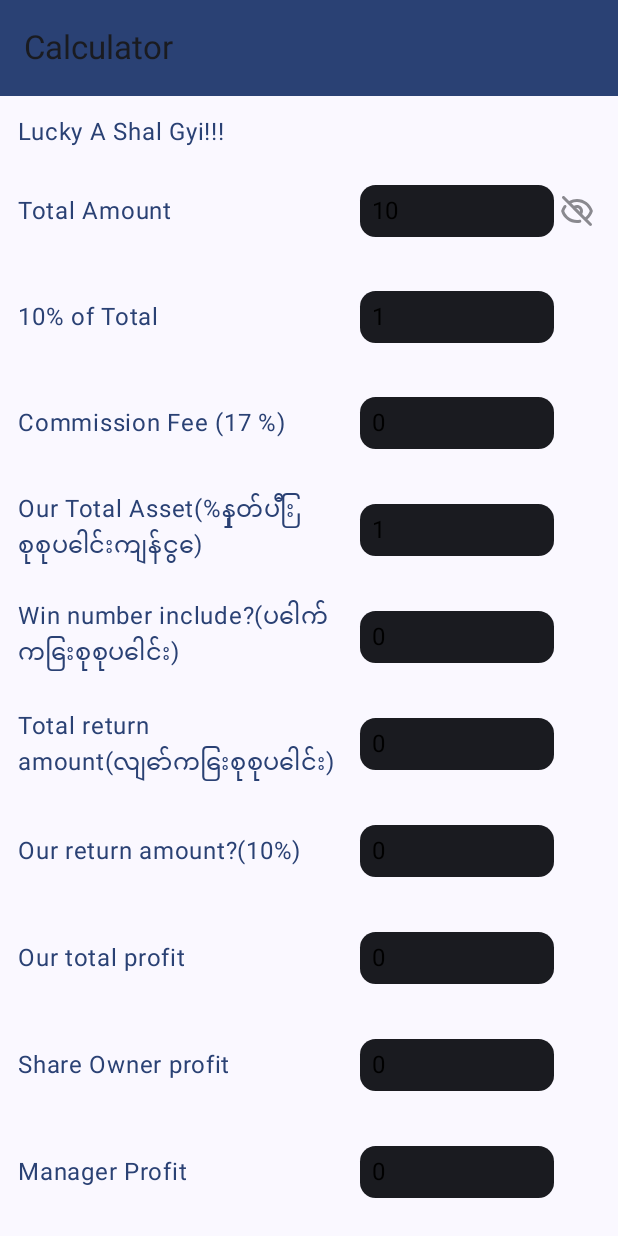
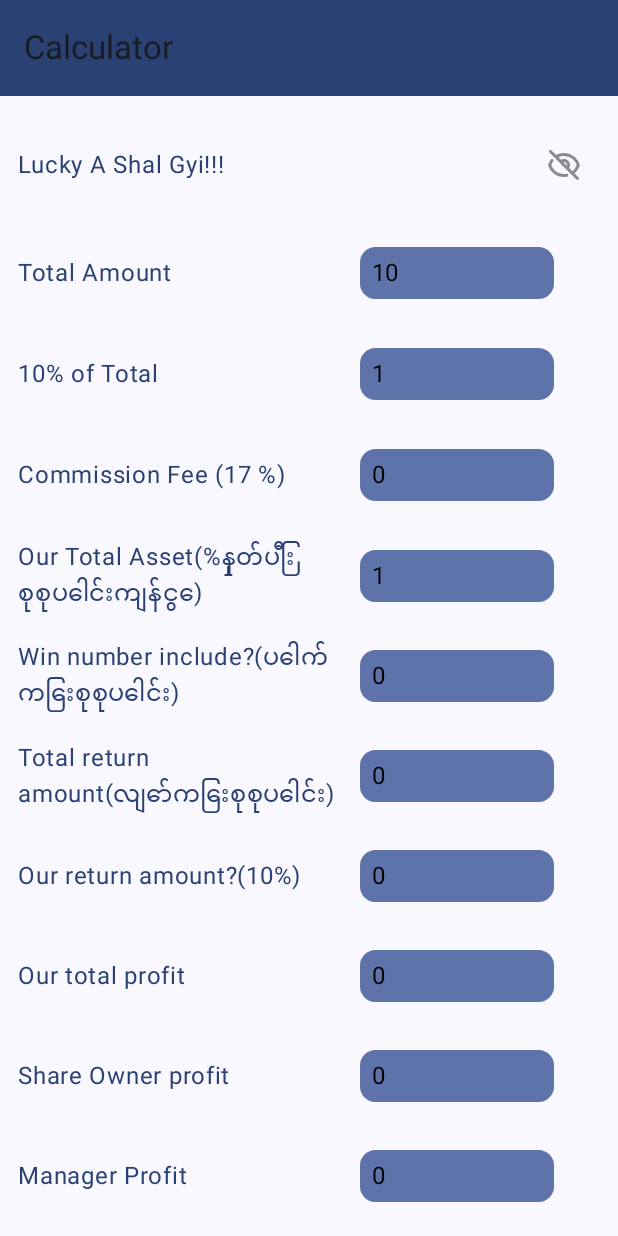
Before and after one commit to kyawlinnthant/TNT, an Android app built with Jetpack Compose: the screen it shows after launch (MainActivity), on a phone screen of 412 x 824 dp. Run offline under Robolectric (Android 15) with nearby library versions, the phone set to English and light mode, and no system bars; our stand-ins replace Dagger/Hilt's generated code, Timber.

Commit message:
update ui and ux

```diff
--- a/app/src/main/java/mdy/klt/myatmyat/ui/Calculator.kt
+++ b/app/src/main/java/mdy/klt/myatmyat/ui/Calculator.kt
@@ -1,18 +1,24 @@
 package mdy.klt.myatmyat.ui
 
-import android.opengl.Visibility
 import androidx.compose.foundation.background
 import androidx.compose.foundation.layout.*
 import androidx.compose.foundation.shape.RoundedCornerShape
 import androidx.compose.foundation.text.BasicTextField
+import androidx.compose.foundation.text.KeyboardActions
 import androidx.compose.foundation.text.KeyboardOptions
-import androidx.compose.material.icons.materialIcon
 import androidx.compose.material3.*
 import androidx.compose.runtime.*
 import androidx.compose.ui.Alignment
+import androidx.compose.ui.ExperimentalComposeUiApi
 import androidx.compose.ui.Modifier
+import androidx.compose.ui.focus.FocusRequester
+import androidx.compose.ui.focus.focusRequester
+import androidx.compose.ui.focus.onFocusChanged
+import androidx.compose.ui.platform.LocalSoftwareKeyboardController
+import androidx.compose.ui.platform.SoftwareKeyboardController
 import androidx.compose.ui.res.painterResource
 import androidx.compose.ui.text.TextStyle
+import androidx.compose.ui.text.input.ImeAction
 import androidx.compose.ui.text.input.KeyboardType
 import androidx.compose.ui.text.input.PasswordVisualTransformation
 import androidx.compose.ui.text.input.VisualTransformation
@@ -22,9 +28,9 @@ import mdy.klt.myatmyat.R
 import kotlin.math.roundToInt
 
 
-@OptIn(ExperimentalMaterial3Api::class)
+@OptIn(ExperimentalMaterial3Api::class, ExperimentalComposeUiApi::class)
 @Composable
-fun Calculator(name: String){
+fun Calculator(name: String) {
     var total by remember { mutableStateOf("10") }
     var percentOfTotal by remember {
         mutableStateOf("0")
@@ -65,9 +71,10 @@ fun Calculator(name: String){
         mutableStateOf(true)
     }
 
-    var icon= if(passwordVisibility)
+    val icon = if (passwordVisibility)
         painterResource(id = R.drawable.ic_eye_close)
     else painterResource(id = R.drawable.ic_eye_on)
+
 
     percentOfTotal = if (total.isEmpty()) {
         0
@@ -113,20 +120,16 @@ fun Calculator(name: String){
             colors = TopAppBarDefaults.smallTopAppBarColors(MaterialTheme.colorScheme.primary)
         )
     }) {
-        Column(modifier = Modifier
+        Column(
+            modifier = Modifier
                 .padding(it)
-            .padding(12.dp)) {
-            Text(text = "Lucky $name!", color = MaterialTheme.colorScheme.primary)
-            Row(modifier = Modifier
-                .padding(top = 10.dp)
-                .weight(1f), verticalAlignment = Alignment.CenterVertically) {
-                CommonText(text = "Total Amount")
-                CommonTextField(
-                    text = total,
-                    onValueChange = { value ->
-                        total = value
-                    },
-                    passwordVisibility = passwordVisibility
+                .padding(12.dp)
+        ) {
+            Row(modifier = Modifier.weight(1f), verticalAlignment = Alignment.CenterVertically) {
+                Text(
+                    text = "Lucky $name!",
+                    color = MaterialTheme.colorScheme.primary,
+                    modifier = Modifier.weight(1f)
                 )
                 IconButton(onClick = {
                     passwordVisibility = !passwordVisibility
@@ -135,131 +138,166 @@ fun Calculator(name: String){
                         painter = icon,
                         contentDescription = "Close Text",
                         tint = MaterialTheme.colorScheme.onSurface.copy(0.5f),
-                        modifier = Modifier.size(24.dp)
+                        modifier = Modifier
+                            .size(24.dp)
+                            .weight(1f)
                     )
                 }
             }
-            Row(modifier = Modifier
+            Row(
+                modifier = Modifier
                     .padding(top = 10.dp)
-                .weight(1f), verticalAlignment = Alignment.CenterVertically) {
+                    .weight(1f), verticalAlignment = Alignment.CenterVertically
+            ) {
+                CommonText(text = "Total Amount")
+                CommonTextField(
+                    text = total,
+                    onValueChange = { value ->
+                        total = value
+                    },
+                    passwordVisibility = passwordVisibility,
+                )
+            }
+            Row(
+                modifier = Modifier
+                    .padding(top = 10.dp)
+                    .weight(1f), verticalAlignment = Alignment.CenterVertically
+            ) {
                 CommonText(text = "10% of Total")
                 CommonTextField(
                     text = percentOfTotal,
                     onValueChange = { value ->
                         percentOfTotal = value
-                        total = if(percentOfTotal!=""){
+                        total = if (percentOfTotal != "") {
                             (percentOfTotal.toInt() * 10).toString()
                         } else {
                             ""
                         }
                     },
-                    passwordVisibility = passwordVisibility
+                    passwordVisibility = passwordVisibility,
                 )
             }
-            Row(modifier = Modifier
+            Row(
+                modifier = Modifier
                     .padding(top = 10.dp)
-                .weight(1f), verticalAlignment = Alignment.CenterVertically) {
+                    .weight(1f), verticalAlignment = Alignment.CenterVertically
+            ) {
                 CommonText(text = "Commission Fee (17 %)")
                 CommonTextField(
                     text = commissionFee,
                     onValueChange = { value ->
                         commissionFee = value
                     },
-                    passwordVisibility = passwordVisibility
+                    passwordVisibility = passwordVisibility,
                 )
             }
-            Row(modifier = Modifier
+            Row(
+                modifier = Modifier
                     .padding(top = 10.dp)
-                .weight(1f), verticalAlignment = Alignment.CenterVertically) {
+                    .weight(1f), verticalAlignment = Alignment.CenterVertically
+            ) {
                 CommonText(text = "Our Total Asset(%နှုတ်ပြီးစုစုပေါင်းကျန်ငွေ)")
                 CommonTextField(
                     text = totalLeft,
                     onValueChange = { value ->
                         totalLeft = value
                     },
-                    passwordVisibility = passwordVisibility                )
+                    passwordVisibility = passwordVisibility,
+                )
             }
-            Row(modifier = Modifier
+            Row(
+                modifier = Modifier
                     .padding(top = 10.dp)
-                .weight(1f), verticalAlignment = Alignment.CenterVertically) {
+                    .weight(1f), verticalAlignment = Alignment.CenterVertically
+            ) {
                 CommonText(text = "Win number include?(ပေါက်ကြေးစုစုပေါင်း)")
                 CommonTextField(
                     text = winNumberAmount,
                     onValueChange = { value ->
                         winNumberAmount = value
                     },
-                    passwordVisibility = passwordVisibility
+                    passwordVisibility = passwordVisibility,
                 )
             }
-            Row(modifier = Modifier
+            Row(
+                modifier = Modifier
                     .padding(top = 10.dp)
-                .weight(1f), verticalAlignment = Alignment.CenterVertically) {
+                    .weight(1f), verticalAlignment = Alignment.CenterVertically
+            ) {
                 CommonText(text = "Total return amount(လျော်ကြေးစုစုပေါင်း)")
                 CommonTextField(
                     text = totalReturnAmount,
                     onValueChange = { value ->
                         totalReturnAmount = value
-                        winNumberAmount = if(totalReturnAmount!="") {
+                        winNumberAmount = if (totalReturnAmount != "") {
                             (totalReturnAmount.toInt() / 80.0).roundToInt().toString()
                         } else {
                             ""
                         }
 
                     },
-                    passwordVisibility = passwordVisibility
+                    passwordVisibility = passwordVisibility,
                 )
             }
-            Row(modifier = Modifier
+            Row(
+                modifier = Modifier
                     .padding(top = 10.dp)
-                .weight(1f), verticalAlignment = Alignment.CenterVertically) {
+                    .weight(1f), verticalAlignment = Alignment.CenterVertically
+            ) {
                 CommonText(text = "Our return amount?(10%)")
                 CommonTextField(
                     text = mustReturnAmount,
                     onValueChange = { value ->
                         mustReturnAmount = value
-                        totalReturnAmount = if(mustReturnAmount!="") {
+                        totalReturnAmount = if (mustReturnAmount != "") {
                             (mustReturnAmount.toInt() * 10.0).roundToInt().toString()
                         } else {
                             ""
                         }
                     },
-                    passwordVisibility = passwordVisibility
+                    passwordVisibility = passwordVisibility,
                 )
             }
-            Row(modifier = Modifier
+            Row(
+                modifier = Modifier
                     .padding(top = 10.dp)
-                .weight(1f), verticalAlignment = Alignment.CenterVertically) {
+                    .weight(1f), verticalAlignment = Alignment.CenterVertically
+            ) {
                 CommonText(text = "Our total profit")
                 CommonTextField(
                     text = ourTotalProfit,
                     onValueChange = { value ->
                         ourTotalProfit = value
                     },
-                    passwordVisibility = passwordVisibility
+                    passwordVisibility = passwordVisibility,
                 )
             }
-            Row(modifier = Modifier
+            Row(
+                modifier = Modifier
                     .padding(top = 10.dp)
-                .weight(1f), verticalAlignment = Alignment.CenterVertically) {
+                    .weight(1f), verticalAlignment = Alignment.CenterVertically
+            ) {
                 CommonText(text = "Share Owner profit")
                 CommonTextField(
                     text = profitForShareOwner,
                     onValueChange = { value ->
                         profitForShareOwner = value
                     },
-                    passwordVisibility = passwordVisibility
+                    passwordVisibility = passwordVisibility,
                 )
             }
-            Row(modifier = Modifier
+            Row(
+                modifier = Modifier
                     .padding(top = 10.dp)
-                .weight(1f), verticalAlignment = Alignment.CenterVertically) {
+                    .weight(1f), verticalAlignment = Alignment.CenterVertically
+            ) {
                 CommonText(text = "Manager Profit")
                 CommonTextField(
                     text = profitForManager,
                     onValueChange = { value ->
                         profitForManager = value
                     },
-                    passwordVisibility = passwordVisibility
+                    passwordVisibility = passwordVisibility,
                 )
             }
         }
@@ -270,8 +308,10 @@ private fun percentCalculator(percent: Int) {
 
 }
 
+@OptIn(ExperimentalComposeUiApi::class)
 @Composable
 fun CommonTextField(text: String, onValueChange: (String) -> Unit, passwordVisibility: Boolean) {
+    val keyboardController = LocalSoftwareKeyboardController.current
     BasicTextField(
         value = text,
         onValueChange = onValueChange,
@@ -283,7 +323,7 @@ fun CommonTextField(text: String, onValueChange: (String) -> Unit, passwordVisib
             Row(
                 Modifier
                     .background(
-                        MaterialTheme.colorScheme.onSurface,
+                        MaterialTheme.colorScheme.primaryContainer,
                         RoundedCornerShape(percent = 30)
                     )
                     .padding(8.dp)
@@ -293,7 +333,16 @@ fun CommonTextField(text: String, onValueChange: (String) -> Unit, passwordVisib
                 innerTextField()
             }
         },
-        visualTransformation = if (passwordVisibility) VisualTransformation.None else PasswordVisualTransformation()
+        visualTransformation = if (passwordVisibility) VisualTransformation.None else PasswordVisualTransformation(),
+        keyboardActions = KeyboardActions(onDone = KeyboardActions.Default.onNext)
+
+//        keyboardOptions = KeyboardOptions(imeAction = ImeAction.Done),
+//        keyboardActions = KeyboardActions(
+//            onDone = {
+//                keyboardController?.hide()
+//                // do something here
+//            }
+//        )
     )
 }
 
```
Lines whose indentation alone changed are shown as unchanged.
